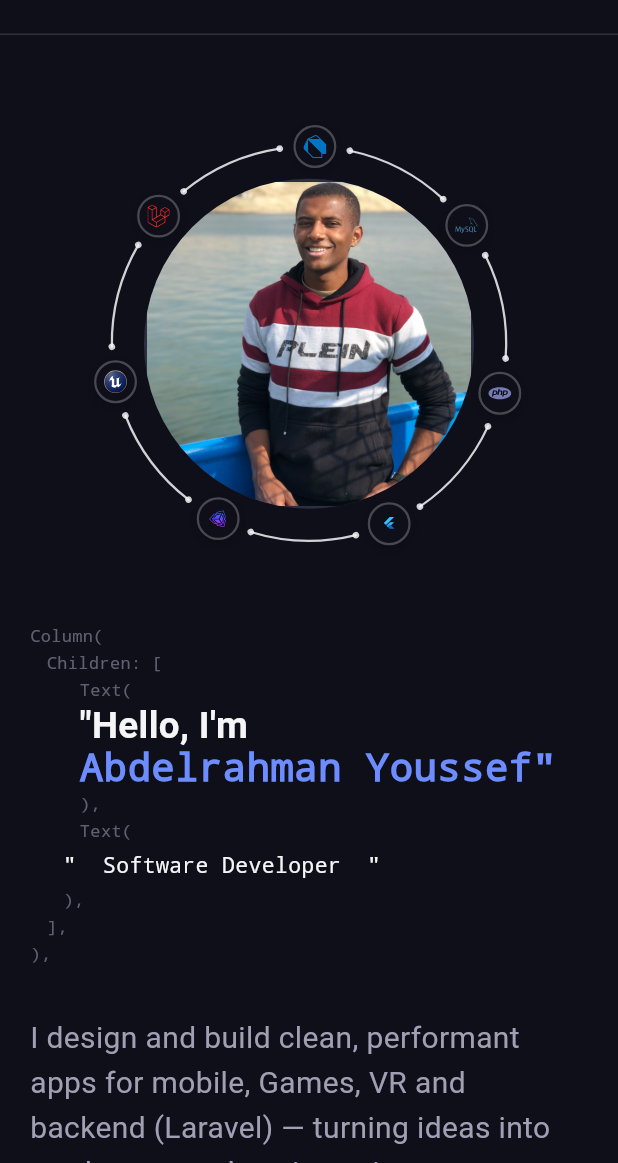
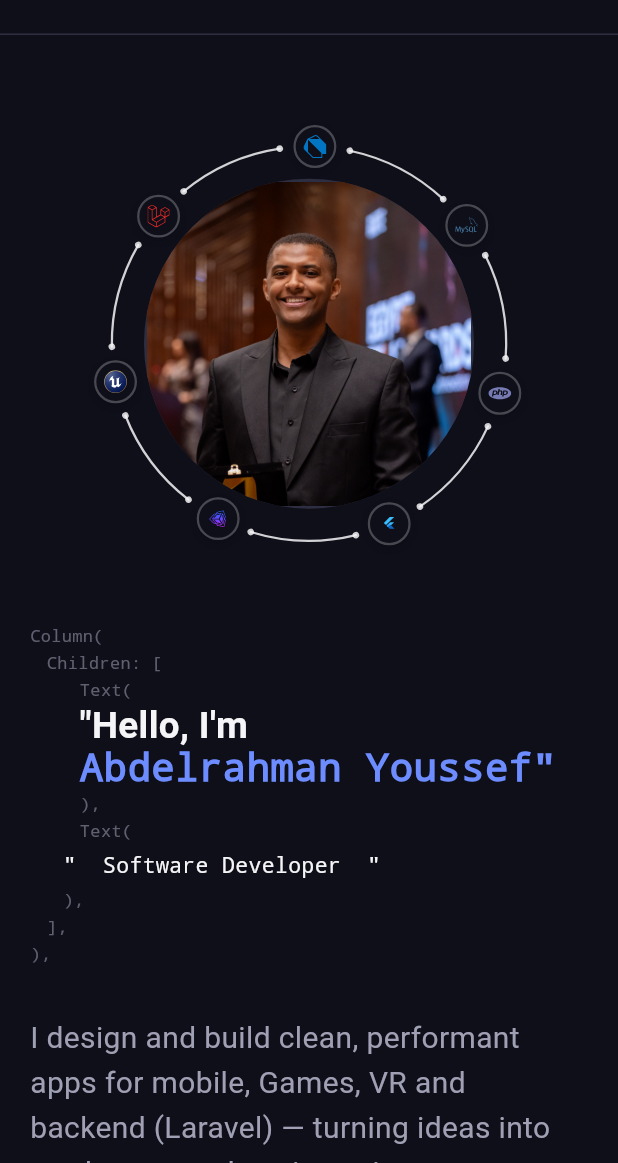
Before and after one commit to Aswani20/My_Portfolio, a Flutter app: the screen it shows after launch, on a phone screen of 412 x 824 dp, the part 73-1236 px from its top. Run offline on Flutter 3.47's test engine with Material 3 defaults, Android fonts, the light colour scheme and no system bars; our stand-ins replace flutter_svg; missing offline and left inert: dart:html.

Commit message:
edit the image

```diff
--- a/lib/widgets/common/app_navbar.dart
+++ b/lib/widgets/common/app_navbar.dart
@@ -27,7 +27,6 @@ class AppNavBar extends StatelessWidget implements PreferredSizeWidget {
     AppStrings.experience: AppStrings.experienceUpper,
     AppStrings.contact: AppStrings.contactUpper
   };
-
   static const String cvUrl = AppStrings.cv;
   static const String cvDownloadFilename = '${AppStrings.name}_CV.pdf';
 
--- a/lib/widgets/sections/about_section.dart
+++ b/lib/widgets/sections/about_section.dart
@@ -20,7 +20,6 @@ class AboutSection extends StatelessWidget {
     {'icon': Icons.person_outline, 'label': 'Name', 'value': 'Abdelrahman Youssef'},
     {'icon': Icons.email_outlined, 'label': 'Email', 'value': 'abdelrahmanyoussef511997@gmail.com'},
     {'icon': Icons.phone_outlined, 'label': 'Phone', 'value': '+20 100 190 4592'},
-    {'icon': Icons.cake_outlined, 'label': 'Date of Birth', 'value': 'Jan 5, 1997'},
     {'icon': Icons.location_on_outlined, 'label': 'City', 'value': 'Giza, Egypt'},
     {'icon': Icons.military_tech_outlined, 'label': 'Military Status', 'value': 'Completed'},
   ];
--- a/lib/widgets/sections/hero_section.dart
+++ b/lib/widgets/sections/hero_section.dart
@@ -322,6 +322,7 @@ class _HeroPhotoState extends State<_HeroPhoto> with SingleTickerProviderStateMi
                 child: Image.asset(
                   widget.photoPath,
                   fit: BoxFit.cover,
+                  alignment: Alignment.topCenter,
                   errorBuilder: (context, error, stackTrace) {
                     return Icon(
                       Icons.person_outline,
```
Also changed, not shown: assets/images/profile.jpeg.
